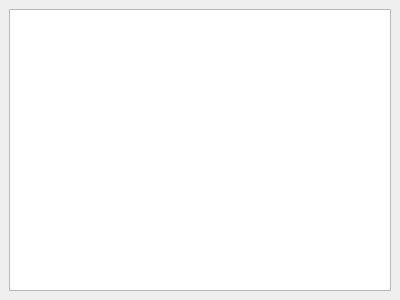
This is src/ui/dock/moduledockwidget.ui in metaxy/openBibleViewer as Qt 5 draws it before an edit. The edited form follows.
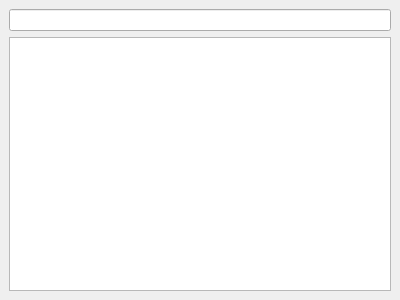
This is the edited form.

Diff of the .ui file:
```diff
--- a/src/ui/dock/moduledockwidget.ui
+++ b/src/ui/dock/moduledockwidget.ui
@@ -19,19 +19,10 @@
   <widget class="QWidget" name="dockWidgetContents">
    <layout class="QVBoxLayout" name="verticalLayout">
     <item>
-     <widget class="QTreeWidget" name="treeWidget_bibles">
-      <property name="animated">
-       <bool>true</bool>
-      </property>
-      <property name="headerHidden">
-       <bool>true</bool>
-      </property>
-      <column>
-       <property name="text">
-        <string>Name</string>
-       </property>
-      </column>
-     </widget>
+     <widget class="QLineEdit" name="lineEdit_filter"/>
+    </item>
+    <item>
+     <widget class="QTreeView" name="treeView_module"/>
     </item>
    </layout>
   </widget>
```
